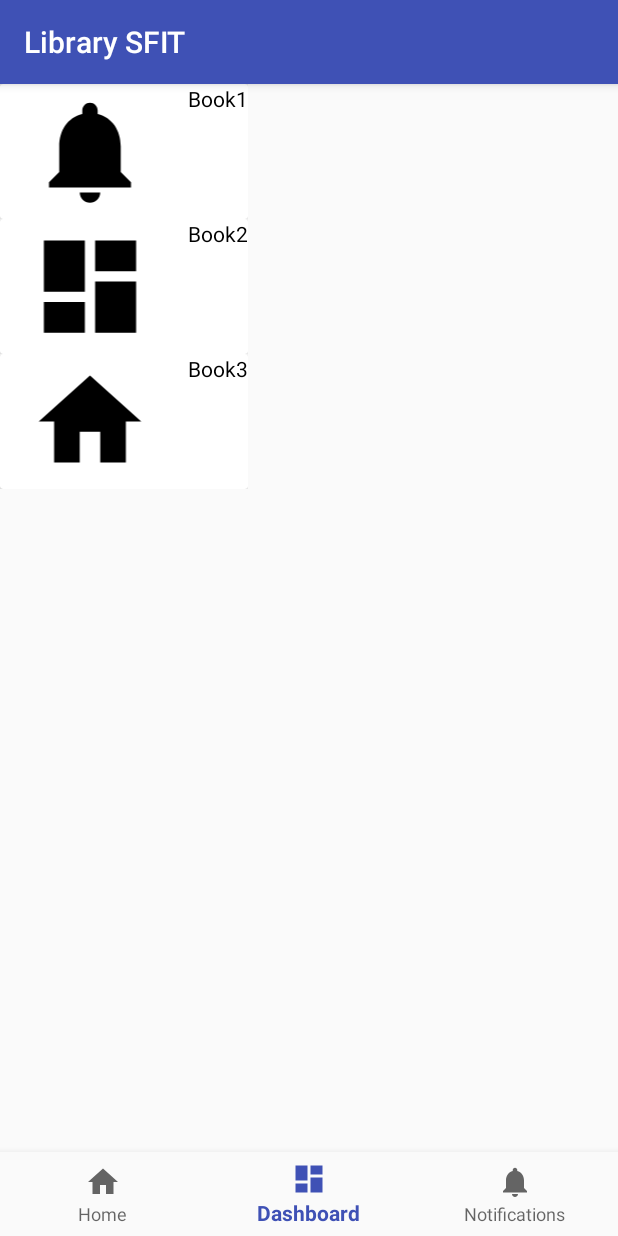
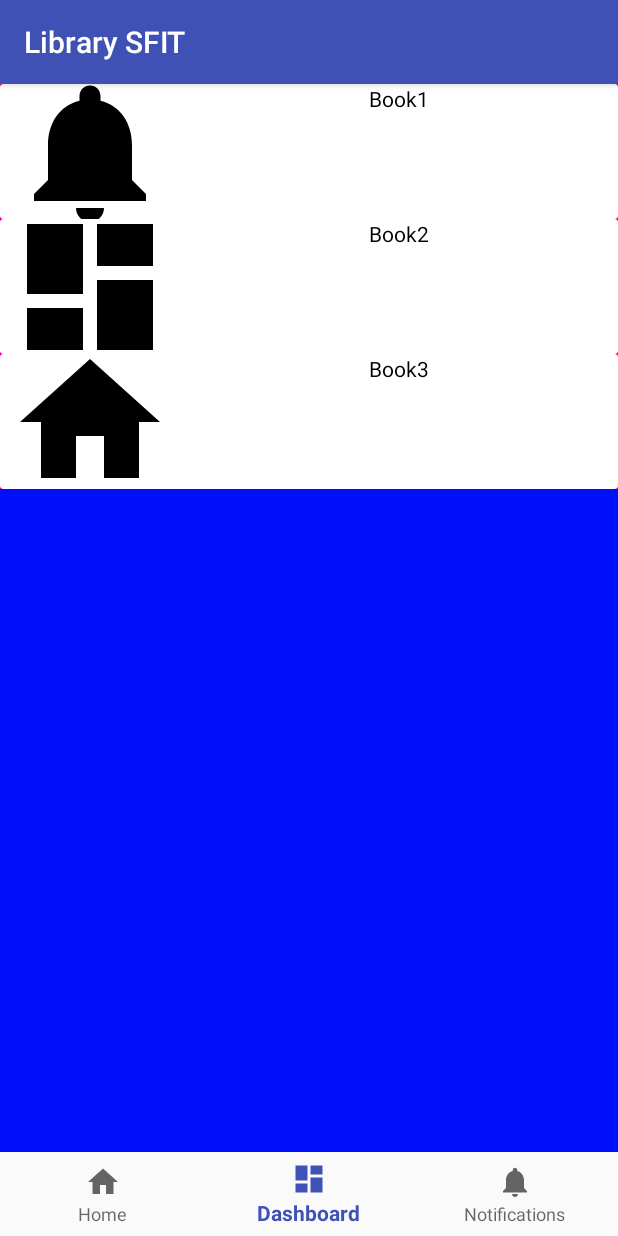
Before and after one commit to MandarAcharekar/Library-SFIT, an Android app: the screen it shows after launch (MainActivity), item 2 of the bottom bar chosen, on a phone screen of 412 x 824 dp. Run offline under Robolectric (Android 15) with nearby library versions, the light colour scheme and no system bars.

Commit message:
Fix RecyclerView Empty Space
Remaining space is filled by blue(in the page_dash.xml)
Currently kept in file for demonstration purposes.

```diff
--- a/app/src/main/java/com/example/library/librarysfit/MainScreenFragments/DashFragment.java
+++ b/app/src/main/java/com/example/library/librarysfit/MainScreenFragments/DashFragment.java
@@ -31,7 +31,9 @@ public class DashFragment extends Fragment {
     recyclerView = view.findViewById(R.id.recyclerView);
     recyclerView.setHasFixedSize(true);
 
-    recyclerView.setLayoutManager(new LinearLayoutManager(getActivity() ));
+    //recyclerView.setLayoutManager(new LinearLayoutManager(getActivity() ));
+    LinearLayoutManager linearLayoutManager = new LinearLayoutManager(getActivity(), LinearLayoutManager.VERTICAL, false);
+    recyclerView.setLayoutManager(linearLayoutManager);
 
     bookList.add(new Book("Book1", R.drawable.ic_notifications_black_24dp));
     bookList.add(new Book("Book2", R.drawable.ic_dashboard_black_24dp));
--- a/app/src/main/res/layout/individual_card_layout.xml
+++ b/app/src/main/res/layout/individual_card_layout.xml
@@ -1,29 +1,39 @@
 <?xml version="1.0" encoding="utf-8"?>
 <LinearLayout xmlns:android="http://schemas.android.com/apk/res/android"
     android:layout_width="match_parent"
-    android:layout_height="wrap_content"
-    android:orientation="vertical">
+    android:layout_height="match_parent"
+    android:orientation="vertical"
+    android:background="#FF00AA">
 
 
     <android.support.v7.widget.CardView
         android:layout_width="match_parent"
-        android:layout_height="wrap_content">
+        android:layout_height="match_parent"
+        android:background="#7777FF"
+        >
         <RelativeLayout
             android:layout_width="match_parent"
-            android:layout_height="match_parent">
+            android:layout_height="match_parent"
+            >
             <ImageView
                 android:id="@+id/imageView"
                 android:layout_width="120dp"
                 android:layout_height="90dp"
-                android:padding="4dp" />
+                android:padding="4dp"
+                android:adjustViewBounds="true"
+                android:scaleType="centerCrop"
+                />
 
             <TextView
                 android:id="@+id/textViewTitle"
                 android:layout_width="wrap_content"
                 android:layout_height="wrap_content"
-                android:layout_marginLeft="5dp"
-                android:layout_toRightOf="@id/imageView"
+                android:layout_alignBottom="@+id/imageView"
+                android:layout_alignParentEnd="true"
+                android:layout_alignParentTop="true"
+                android:layout_toEndOf="@+id/imageView"
                 android:text="Book Name"
+                android:textAlignment="center"
                 android:textAppearance="@style/Base.TextAppearance.AppCompat.Small"
                 android:textColor="#000000" />
         </RelativeLayout>
--- a/app/src/main/res/layout/page_dash.xml
+++ b/app/src/main/res/layout/page_dash.xml
@@ -3,7 +3,9 @@
     xmlns:android="http://schemas.android.com/apk/res/android"
     android:layout_width="match_parent"
     android:layout_height="match_parent"
-    android:id="@+id/page_dash">
+    android:id="@+id/page_dash"
+    android:background="#000FFA"
+    >
 
     <android.support.v7.widget.RecyclerView
         android:layout_width="match_parent"
```
Also changed, not shown: 1 other file.
